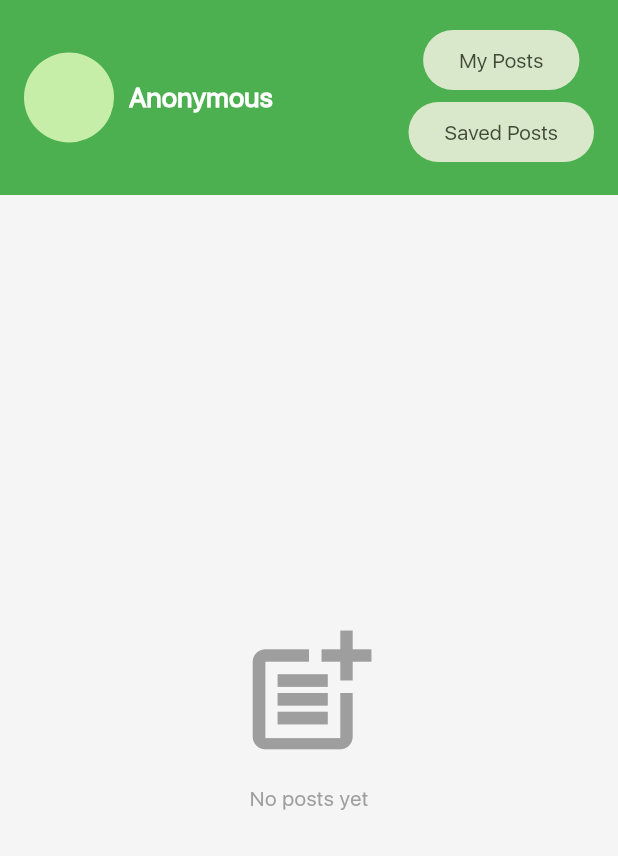
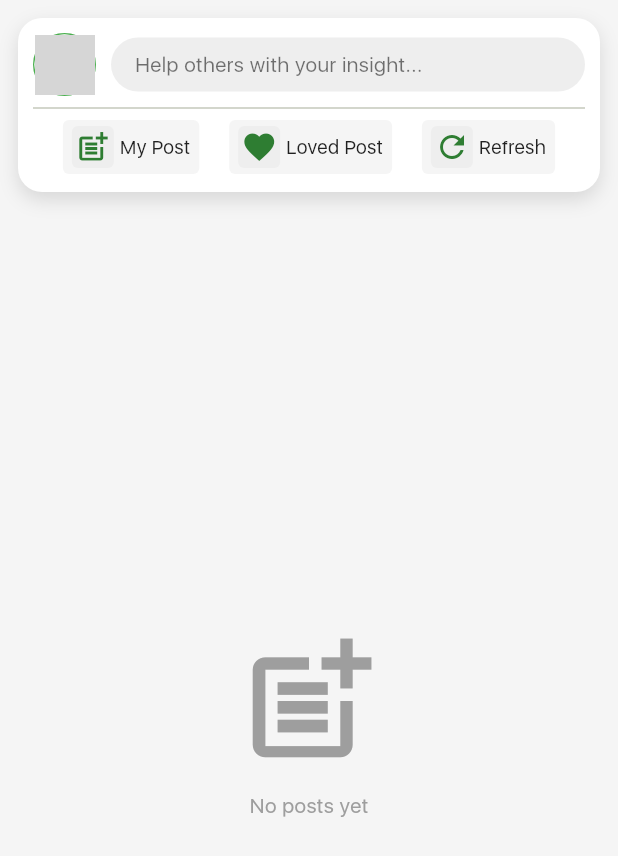
Before and after one commit to codernayeem/agro-care-app, a Flutter app: the CommunityScreen screen opened directly, on a phone screen of 412 x 824 dp. Shown: the top 856 px of the screen. Run offline on Flutter 3.47's test engine with Material 3 defaults, Android fonts, the phone set to English and light mode, and no system bars; our stand-ins replace cached_network_image, cloud_firestore, firebase_analytics, firebase_auth, firebase_core, firebase_storage and 8 more; accounts and stored records are empty; generated files the repository leaves out were written again; network calls fail; project files that could hold a hidden picture were left out; grey boxes are pictures that could not be loaded.

Commit message:
added topbar for community page

```diff
--- /dev/null
+++ b/devtools_options.yaml
@@ -0,0 +1 @@
+extensions:
--- a/lib/screens/community_screen.dart
+++ b/lib/screens/community_screen.dart
@@ -1,6 +1,8 @@
 import 'package:agro_care_app/providers/auth_provider.dart';
 import 'package:agro_care_app/services/firestore_services.dart';
 import 'package:agro_care_app/theme/colors.dart';
+import 'package:agro_care_app/widgets/coummunity_top_input.dart';
+import 'package:cached_network_image/cached_network_image.dart';
 import 'package:flutter/material.dart';
 import 'package:firebase_ui_firestore/firebase_ui_firestore.dart';
 import 'package:flutter/rendering.dart';
@@ -21,10 +23,12 @@ class _CommunityScreenState extends State<CommunityScreen> {
 
   final ref = FireStoreServices.communityRef();
   final AuthService auth = AuthService();
+  late MyAuthProvider authProvider;
 
   @override
   void initState() {
     super.initState();
+    authProvider = Provider.of<MyAuthProvider>(context, listen: false);
     _scrollController.addListener(() {
       if (_scrollController.position.userScrollDirection ==
           ScrollDirection.reverse) {
@@ -44,12 +48,13 @@ class _CommunityScreenState extends State<CommunityScreen> {
 
   @override
   Widget build(BuildContext context) {
+    return Consumer<MyAuthProvider>(builder: (context, auth, child) {
       return Scaffold(
         body: Column(
           children: [
             AnimatedContainer(
               duration: const Duration(milliseconds: 300),
-            height: _isHeaderVisible ? 130.0 : 0.0,
+              height: _isHeaderVisible ? 140.0 : 0.0,
               child: _buildHeader(),
             ),
             Expanded(
@@ -80,54 +85,113 @@ class _CommunityScreenState extends State<CommunityScreen> {
           ],
         ),
       );
+    });
   }
 
   Widget _buildHeader() {
-    return Consumer<MyAuthProvider>(builder: (context, auth, child) {
     return Container(
-        padding: const EdgeInsets.all(16),
-        color: AppColors.primaryColor,
-        child: Row(
-          mainAxisAlignment: MainAxisAlignment.spaceBetween,
+      width: double.infinity,
+      margin: const EdgeInsets.all(12),
+      padding: const EdgeInsets.all(10),
+      decoration: BoxDecoration(
+        borderRadius: BorderRadius.circular(16),
+        color: AppColors.white,
+        boxShadow: const [
+          BoxShadow(
+            color: Colors.black12,
+            blurRadius: 10,
+            offset: Offset(0, 5),
+          ),
+        ],
+      ),
+      child: Column(
         children: [
           Row(
             children: [
-                CircleAvatar(
-                  backgroundImage: auth.userPhotoUrl != ""
-                      ? NetworkImage(auth.userPhotoUrl)
-                      : null,
-                  radius: 30,
+              Container(
+                decoration: BoxDecoration(
+                  shape: BoxShape.circle,
+                  border: Border.all(
+                    color: Colors.green,
+                    width: 1,
+                  ),
+                ),
+                child: Center(
+                  child: Container(
+                    width: 40,
+                    height: 40,
+                    decoration: BoxDecoration(
+                      shape: BoxShape.circle,
+                      border: Border.all(
+                        color: Colors.white,
+                        width: 1,
+                      ),
+                      image: DecorationImage(
+                        image: CachedNetworkImageProvider(
+                          authProvider.userPhotoUrl,
+                        ),
+                        fit: BoxFit.cover,
+                      ),
+                    ),
+                  ),
+                ),
               ),
               const SizedBox(width: 10),
-                Column(
-                  crossAxisAlignment: CrossAxisAlignment.start,
-                  mainAxisAlignment: MainAxisAlignment.center,
+              const Expanded(
+                child: CommunityTopBar(),
+              ),
+            ],
+          ),
+          const Divider(),
+          Row(
+            mainAxisAlignment: MainAxisAlignment.spaceEvenly,
             children: [
-                    Text(
-                      // Replace with the logged-in user's name
-                      auth.userName.isEmpty ? 'Anonymous' : auth.userName,
-                      style: const TextStyle(
-                          color: Colors.white,
-                          fontSize: 18,
-                          fontWeight: FontWeight.bold),
-                    ),
+              // equal spaced tonal buttons (icon + text) for (my post, loved post, refresh)
+              topCardButton(Icons.post_add, 'My Post', () {}),
+              topCardButton(Icons.favorite, 'Loved Post', () {}),
+              topCardButton(Icons.refresh, 'Refresh', () {}),
             ],
           ),
         ],
       ),
-            Column(
+    );
+  }
+
+  Widget topCardButton(IconData icon, String text, Function() onPressed) {
+    return GestureDetector(
+      onTap: onPressed,
+      child: Container(
+        padding: const EdgeInsets.symmetric(horizontal: 6, vertical: 4),
+        decoration: BoxDecoration(
+          color: Colors.grey[100],
+          borderRadius: BorderRadius.circular(4),
+        ),
+        child: Row(
+          mainAxisSize: MainAxisSize.min,
           children: [
-                FilledButton.tonal(
-                    onPressed: () {}, child: const Text("My Posts")),
+            Container(
+              padding: const EdgeInsets.all(2),
+              decoration: BoxDecoration(
+                color: Colors.grey[200],
+                borderRadius: BorderRadius.circular(4),
+              ),
+              child: Icon(
+                icon,
+                color: AppColors.darkGreen,
+              ),
+            ),
             const SizedBox(width: 4),
-                FilledButton.tonal(
-                    onPressed: () {}, child: const Text("Saved Posts")),
-              ],
-            )
+            Text(
+              text,
+              style: const TextStyle(
+                color: Colors.black87,
+                fontSize: 13,
+              ),
+            ),
           ],
         ),
+      ),
     );
-    });
   }
 
   Widget _buildPostCard(Map<String, dynamic> post) {
--- /dev/null
+++ b/lib/widgets/coummunity_top_input.dart
@@ -0,0 +1,76 @@
+import 'package:flutter/material.dart';
+
+class CommunityTopBar extends StatefulWidget {
+  const CommunityTopBar({super.key});
+
+  @override
+  State<CommunityTopBar> createState() => _CommunityTopBarState();
+}
+
+class _CommunityTopBarState extends State<CommunityTopBar> {
+  final List<String> hints = [
+    "Help others with your insight...",
+    "Share your ideas and thoughts...",
+    "Build your network, grow more...",
+    "Connect, inspire, and create ...",
+    "Learn, share, and grow daily ...",
+  ];
+  int _currentHintIndex = 0;
+
+  @override
+  void initState() {
+    super.initState();
+    _startHintRotation();
+  }
+
+  void _startHintRotation() {
+    Future.delayed(const Duration(seconds: 3), () {
+      if (mounted) {
+        setState(() {
+          _currentHintIndex = (_currentHintIndex + 1) % hints.length;
+        });
+        _startHintRotation();
+      }
+    });
+  }
+
+  @override
+  Widget build(BuildContext context) {
+    return Container(
+      padding: const EdgeInsets.symmetric(horizontal: 16.0, vertical: 8.0),
+      decoration: BoxDecoration(
+        color: Colors.grey[200],
+        borderRadius: BorderRadius.circular(24.0),
+      ),
+      child: Row(
+        crossAxisAlignment: CrossAxisAlignment.start,
+        mainAxisAlignment: MainAxisAlignment.start,
+        children: [
+          AnimatedSwitcher(
+            duration: const Duration(milliseconds: 300),
+            transitionBuilder: (Widget child, Animation<double> animation) {
+              final offsetAnimation = Tween<Offset>(
+                begin: child.key == ValueKey<int>(_currentHintIndex)
+                    ? const Offset(0, 1)
+                    : const Offset(0, -1),
+                end: Offset.zero,
+              ).animate(animation);
+              return FadeTransition(
+                opacity: animation,
+                child: SlideTransition(
+                  position: offsetAnimation,
+                  child: child,
+                ),
+              );
+            },
+            child: Text(
+              hints[_currentHintIndex],
+              key: ValueKey<int>(_currentHintIndex),
+              style: const TextStyle(color: Colors.black54, fontSize: 14.0),
+            ),
+          ),
+        ],
+      ),
+    );
+  }
+}
```
Also changed, not shown: assets/anim/heart.json (added, +1 -0 lines). Lines whose indentation alone changed are shown as unchanged.
